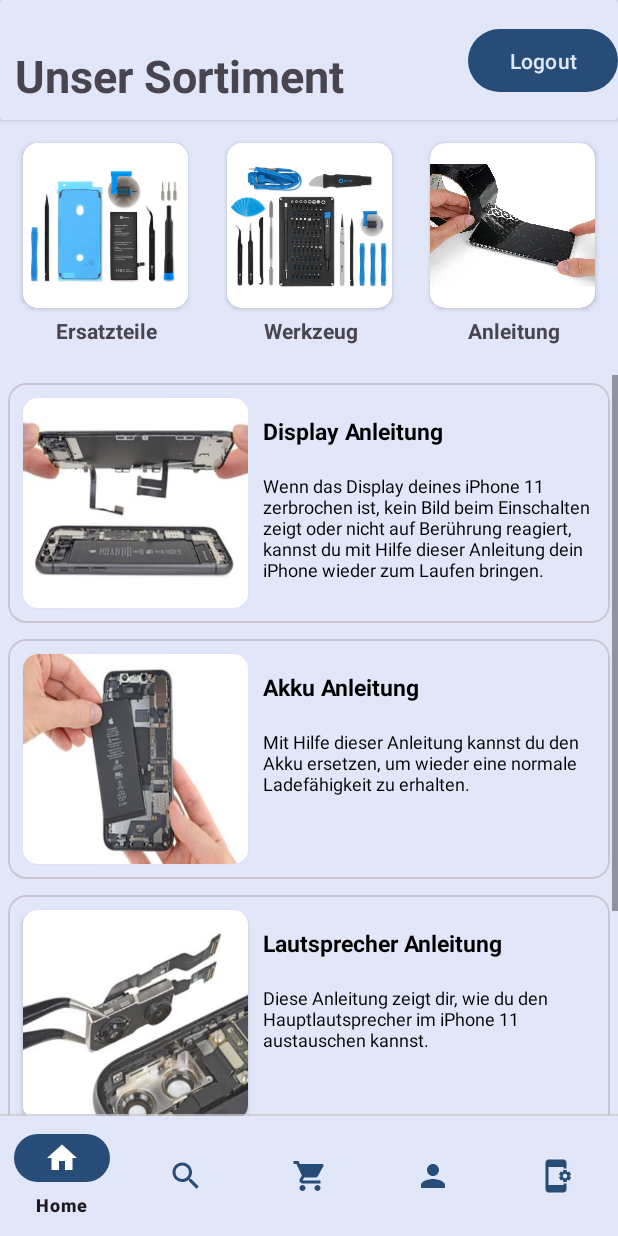
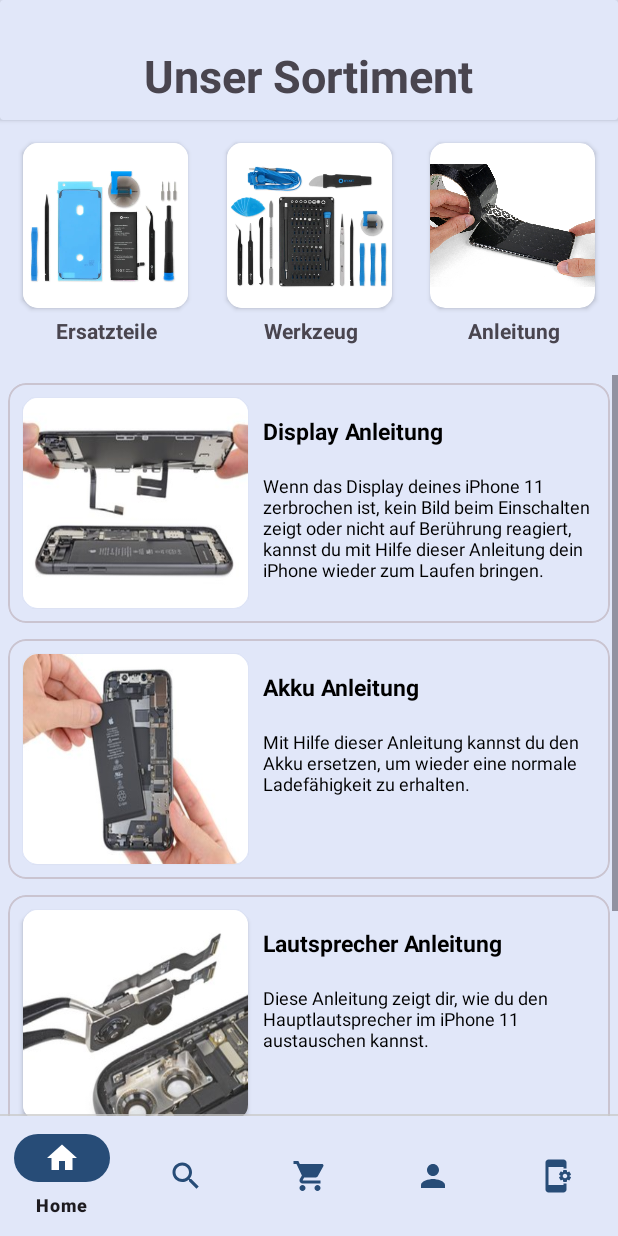
Before and after one commit to Spliic/FunRepair, an Android app: the HomeFragment screen opened directly, with no data from a screen before it, after a tap on an icon or button, on a phone screen of 412 x 824 dp. Run offline under Robolectric (Android 15) with nearby library versions, the phone set to English and light mode, and no system bars; our stand-ins replace Firebase (no records; nobody signed in at launch, a user with empty details on screens opened directly), Room's generated code, data binding, navigation-ui; 2 other taps on this screen came first.

Commit message:
Kleine Überarbeitung

```diff
--- a/app/src/main/java/com/example/abschlussaufgabe/ui/HomeFragment.kt
+++ b/app/src/main/java/com/example/abschlussaufgabe/ui/HomeFragment.kt
@@ -1,7 +1,6 @@
 package com.example.abschlussaufgabe.ui
 
 import android.os.Bundle
-import android.util.Log
 import androidx.fragment.app.Fragment
 import android.view.LayoutInflater
 import android.view.View
@@ -51,15 +50,6 @@ class HomeFragment : Fragment() {
     override fun onViewCreated(view: View, savedInstanceState: Bundle?) {
         super.onViewCreated(view, savedInstanceState)
 
-        binding.btnLogout.setOnClickListener {
-            Firebase.auth.signOut()
-            findNavController().navigate(HomeFragmentDirections.actionHomeFragmentToLoginFragment())
-        }
-
-
-
-
-
         viewModel.ersatzteilList.observe(viewLifecycleOwner){ersatzteilList ->
             binding.rvNewitem.adapter = KategorieAdapter(ersatzteilList,viewModel)
 
--- a/app/src/main/res/layout/fragment_home.xml
+++ b/app/src/main/res/layout/fragment_home.xml
@@ -125,24 +125,15 @@
                         android:layout_width="wrap_content"
                         android:layout_height="wrap_content"
                         android:layout_gravity="left"
-                        android:layout_marginStart="10dp"
                         android:layout_marginTop="20dp"
                         android:text="Unser Sortiment"
                         android:textSize="30sp"
                         android:textStyle="bold"
                         app:layout_constraintBottom_toBottomOf="parent"
+                        app:layout_constraintEnd_toEndOf="parent"
                         app:layout_constraintStart_toStartOf="parent"
                         app:layout_constraintTop_toTopOf="parent" />
 
-
-                    <Button
-                        android:id="@+id/btnLogout"
-                        android:layout_width="100dp"
-                        android:layout_height="50dp"
-                        android:text="Logout"
-                        app:layout_constraintBottom_toBottomOf="parent"
-                        app:layout_constraintEnd_toEndOf="parent"
-                        app:layout_constraintTop_toTopOf="parent" />
 
 
                 </androidx.constraintlayout.widget.ConstraintLayout>
--- a/app/src/main/res/layout/fragment_profil.xml
+++ b/app/src/main/res/layout/fragment_profil.xml
@@ -72,8 +72,10 @@
                 android:text="Logout"
                 app:layout_constraintBottom_toBottomOf="parent"
                 app:layout_constraintEnd_toEndOf="parent"
+                app:layout_constraintHorizontal_bias="0.453"
                 app:layout_constraintStart_toStartOf="parent"
-                app:layout_constraintTop_toTopOf="parent" />
+                app:layout_constraintTop_toTopOf="parent"
+                app:layout_constraintVertical_bias="0.77" />
 
 
         </androidx.constraintlayout.widget.ConstraintLayout>
```
